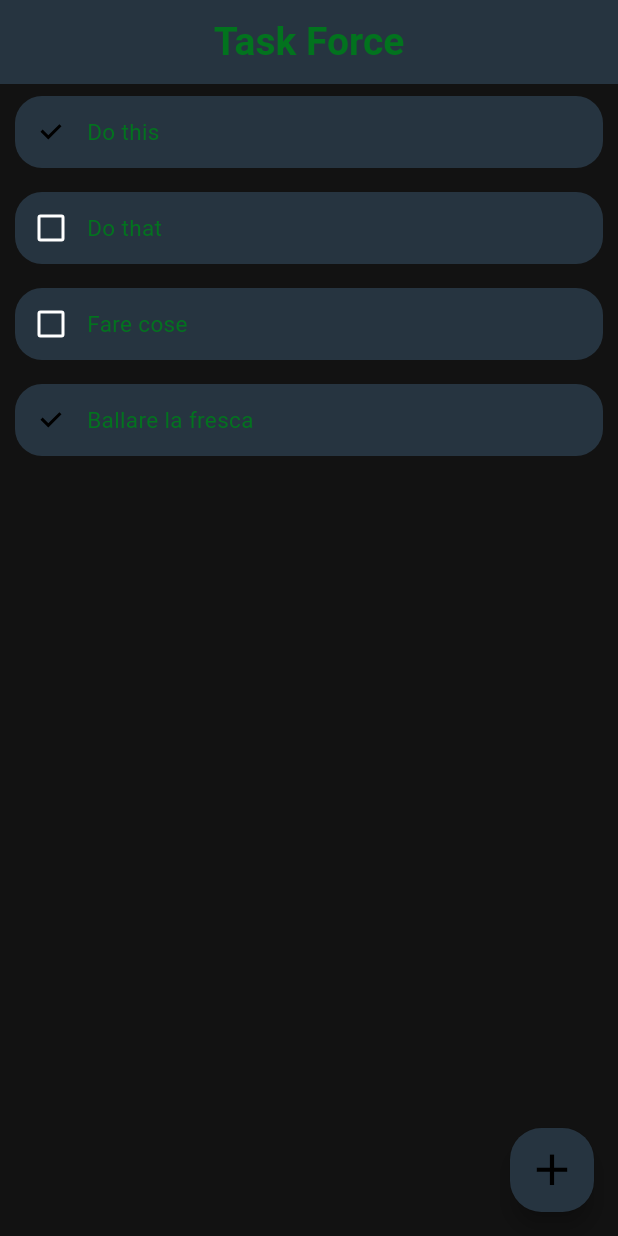
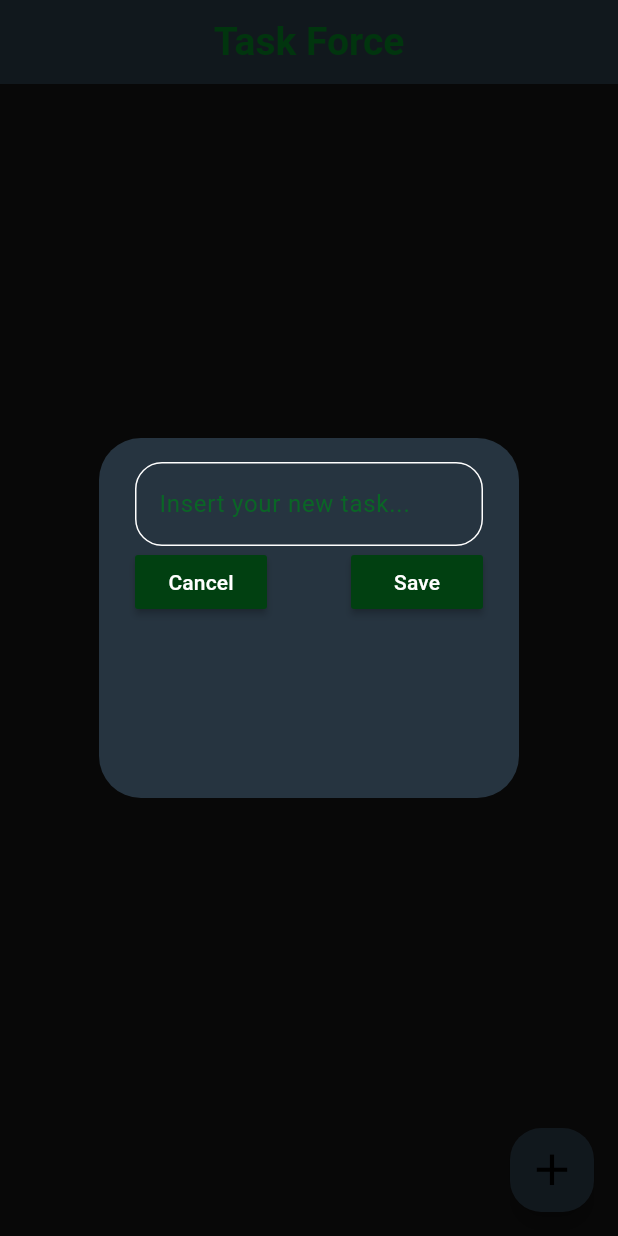
Before and after one commit to ErosM04/taskforce, a Flutter app: the screen it shows after launch, after a tap on the "add" icon, on a phone screen of 412 x 824 dp. Run offline on Flutter 3.47's test engine with Material 3 defaults, Android fonts, the phone set to English and light mode, and no system bars.

Commit message:
added button to create task

```diff
--- a/lib/homepage.dart
+++ b/lib/homepage.dart
@@ -1,4 +1,5 @@
 import 'package:flutter/material.dart';
+import 'package:taskforce/util/dialog.dart';
 import 'package:taskforce/util/tile.dart';
 
 class HomePage extends StatefulWidget {
@@ -11,11 +12,12 @@ class HomePage extends StatefulWidget {
 }
 
 class _HomePageState extends State<HomePage> {
-  List<List> todoList = [
-    ["Do this", true],
-    ["Do that", false],
-    ["Fare cose", false],
-    ["Ballare la fresca", true],
+  final _controller = TextEditingController();
+  List<List> taskList = [
+    // ["Do this", true],
+    // ["Do that", false],
+    // ["Fare cose", false],
+    // ["Ballare la fresca", true],
   ];
 
   @override
@@ -37,22 +39,37 @@ class _HomePageState extends State<HomePage> {
           shape: RoundedRectangleBorder(
             borderRadius: BorderRadius.circular(21),
           ),
-          onPressed: () {},
+          onPressed: () => createNewTask(),
           child: const Icon(
             Icons.add,
             size: 35,
           ),
         ),
         body: ListView.builder(
-          itemCount: todoList.length,
-          itemBuilder: (context, index) => TodoTile(
-            taskName: todoList[index][0],
-            taskCompleted: todoList[index][1],
+          itemCount: taskList.length,
+          itemBuilder: (context, index) => TaskTile(
+            taskName: taskList[index][0],
+            taskCompleted: taskList[index][1],
             onChanged: (value) => checkBoxChanged(value, index),
           ),
         ),
       );
 
   void checkBoxChanged(bool? value, int index) =>
-      setState(() => todoList[index][1] = !todoList[index][1]);
+      setState(() => taskList[index][1] = !taskList[index][1]);
+
+  void createNewTask() => showDialog(
+        context: context,
+        builder: (context) => CreationDialog(
+          controller: _controller,
+          onSave: () => saveNewTask(),
+          onCancel: () => Navigator.of(context).pop(),
+        ),
+      );
+
+  void saveNewTask() {
+    setState(() => taskList.add([_controller.text.trim(), false]));
+    Navigator.of(context).pop();
+    _controller.clear();
+  }
 }
--- /dev/null
+++ b/lib/util/custom_button.dart
@@ -0,0 +1,15 @@
+import 'package:flutter/material.dart';
+
+class CustomButton extends StatelessWidget {
+  final String text;
+  VoidCallback onPressed;
+
+  CustomButton({super.key, required this.text, required this.onPressed});
+
+  @override
+  Widget build(BuildContext context) => MaterialButton(
+        onPressed: onPressed,
+        color: Theme.of(context).colorScheme.tertiary,
+        child: Text(text),
+      );
+}
--- /dev/null
+++ b/lib/util/dialog.dart
@@ -0,0 +1,47 @@
+import 'package:flutter/material.dart';
+import 'package:taskforce/util/custom_button.dart';
+
+class CreationDialog extends StatelessWidget {
+  final TextEditingController controller;
+  VoidCallback onSave;
+  VoidCallback onCancel;
+
+  CreationDialog({
+    super.key,
+    required this.controller,
+    required this.onSave,
+    required this.onCancel,
+  });
+
+  @override
+  Widget build(BuildContext context) => AlertDialog(
+        backgroundColor: Theme.of(context).colorScheme.primary,
+        content: SizedBox(
+          height: 200,
+          child: Column(
+            children: [
+              TextField(
+                  controller: controller,
+                  decoration: InputDecoration(
+                      hintText: "Insert your new task...",
+                      hintStyle: TextStyle(
+                          color: Theme.of(context)
+                              .colorScheme
+                              .secondary
+                              .withOpacity(0.8)),
+                      labelStyle: TextStyle(
+                          color: Theme.of(context).colorScheme.secondary),
+                      border: OutlineInputBorder(
+                          borderRadius: BorderRadius.circular(18)))),
+              Row(
+                mainAxisAlignment: MainAxisAlignment.spaceBetween,
+                children: [
+                  CustomButton(text: 'Cancel', onPressed: () => onCancel()),
+                  CustomButton(text: 'Save', onPressed: () => onSave()),
+                ],
+              ),
+            ],
+          ),
+        ),
+      );
+}
```
Also changed, not shown: lib/util/tile.dart (+13 -4 lines).
